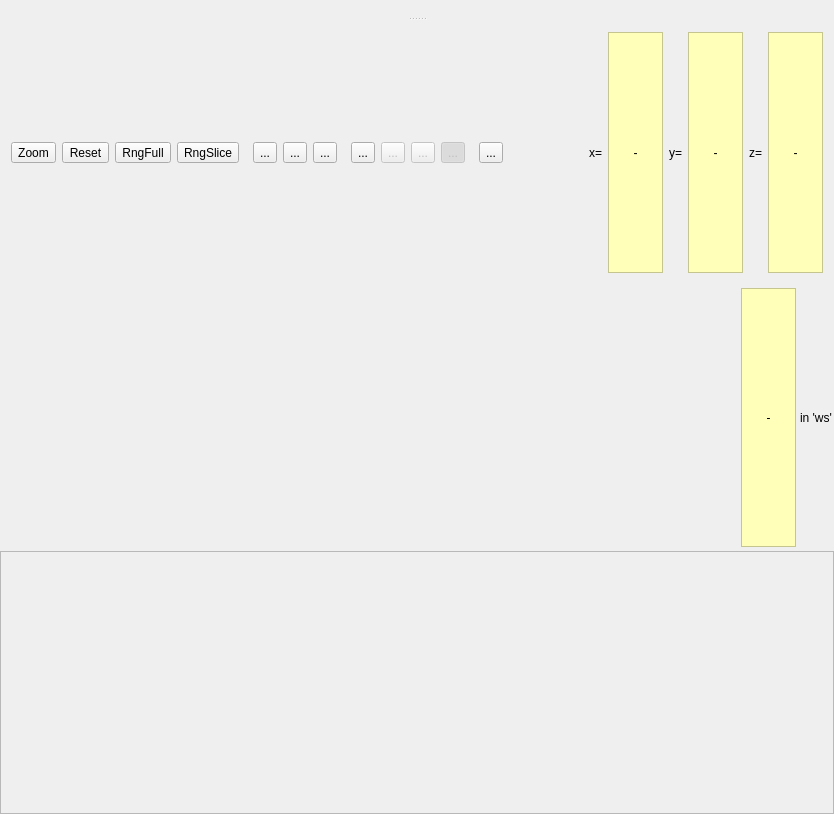
mantidproject/mantid, file Code/Mantid/MantidQt/SliceViewer/inc/MantidQtSliceViewer/SliceViewer.ui: the form before one commit.
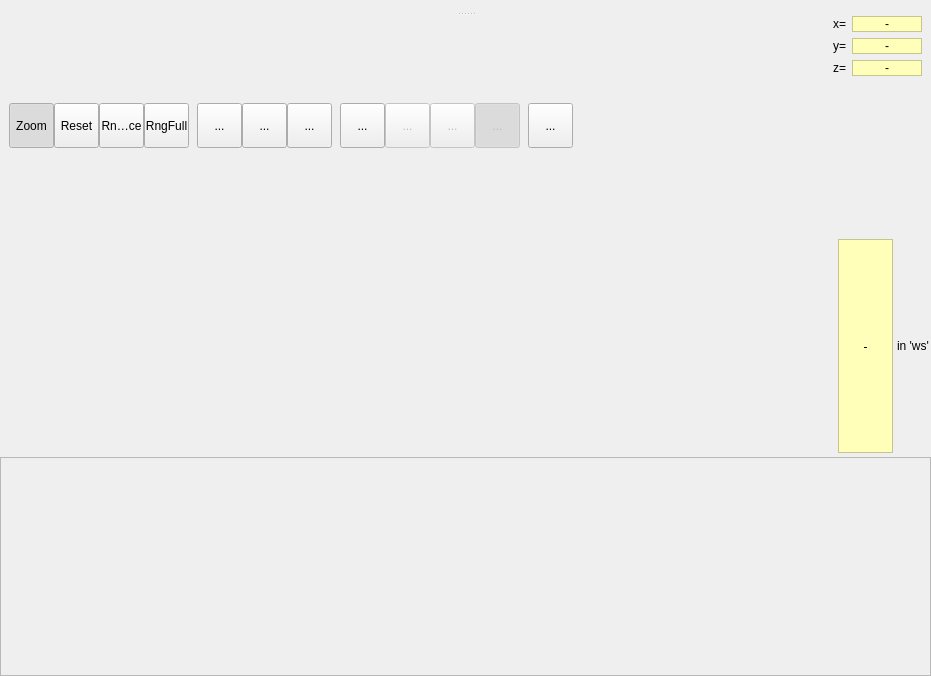
The form after the commit. Icons and pictures are not drawn. Custom widgets are drawn as their Qt base class.

Commit message: re #11341 Icon update and usability

```diff
--- a/Code/Mantid/MantidQt/SliceViewer/inc/MantidQtSliceViewer/SliceViewer.ui
+++ b/Code/Mantid/MantidQt/SliceViewer/inc/MantidQtSliceViewer/SliceViewer.ui
@@ -6,8 +6,8 @@
    <rect>
     <x>0</x>
     <y>0</y>
-    <width>834</width>
-    <height>814</height>
+    <width>931</width>
+    <height>676</height>
    </rect>
   </property>
   <property name="windowTitle">
@@ -116,18 +116,76 @@
           <enum>QFrame::Raised</enum>
          </property>
          <layout class="QHBoxLayout" name="horizontalLayout">
+          <property name="spacing">
+           <number>0</number>
+          </property>
+          <property name="leftMargin">
+           <number>9</number>
+          </property>
+          <property name="topMargin">
+           <number>0</number>
+          </property>
+          <property name="rightMargin">
+           <number>9</number>
+          </property>
+          <property name="bottomMargin">
+           <number>0</number>
+          </property>
           <item>
            <widget class="QToolButton" name="btnZoom">
             <property name="enabled">
              <bool>true</bool>
             </property>
+            <property name="minimumSize">
+             <size>
+              <width>45</width>
+              <height>45</height>
+             </size>
+            </property>
+            <property name="maximumSize">
+             <size>
+              <width>45</width>
+              <height>45</height>
+             </size>
+            </property>
+            <property name="toolTip">
+             <string>Zoom in by dragging a box</string>
+            </property>
             <property name="text">
              <string>Zoom</string>
             </property>
+            <property name="icon">
+             <iconset resource="../../icons/SliceViewerIcons.qrc">
+              <normaloff>:/SliceViewer/icons/zoom-in 32x32.png</normaloff>:/SliceViewer/icons/zoom-in 32x32.png</iconset>
+            </property>
+            <property name="iconSize">
+             <size>
+              <width>32</width>
+              <height>32</height>
+             </size>
+            </property>
+            <property name="checkable">
+             <bool>true</bool>
+            </property>
+            <property name="checked">
+             <bool>true</bool>
+            </property>
            </widget>
           </item>
           <item>
            <widget class="QToolButton" name="btnResetZoom">
+            <property name="minimumSize">
+             <size>
+              <width>45</width>
+              <height>45</height>
+             </size>
+            </property>
+            <property name="maximumSize">
+             <size>
+              <width>45</width>
+              <height>45</height>
+             </size>
+            </property>
             <property name="toolTip">
              <string>Reset the zoom to the extents of the data</string>
             </property>
@@ -140,34 +198,26 @@
             </property>
             <property name="iconSize">
              <size>
-              <width>18</width>
-              <height>18</height>
-             </size>
-            </property>
-           </widget>
-          </item>
-          <item>
-           <widget class="QToolButton" name="btnRangeFull">
-            <property name="toolTip">
-             <string>Reset the color range to the full range of the workspace</string>
-            </property>
-            <property name="text">
-             <string>RngFull</string>
-            </property>
-            <property name="icon">
-             <iconset resource="../../icons/SliceViewerIcons.qrc">
-              <normaloff>:/SliceViewer/icons/color-pallette.png</normaloff>:/SliceViewer/icons/color-pallette.png</iconset>
-            </property>
-            <property name="iconSize">
-             <size>
-              <width>18</width>
-              <height>18</height>
+              <width>32</width>
+              <height>32</height>
              </size>
             </property>
            </widget>
           </item>
           <item>
            <widget class="QToolButton" name="btnRangeSlice">
+            <property name="minimumSize">
+             <size>
+              <width>45</width>
+              <height>45</height>
+             </size>
+            </property>
+            <property name="maximumSize">
+             <size>
+              <width>45</width>
+              <height>45</height>
+             </size>
+            </property>
             <property name="toolTip">
              <string>Reset the color scale to the range of the currently visible slice</string>
             </property>
@@ -180,8 +230,40 @@
             </property>
             <property name="iconSize">
              <size>
-              <width>18</width>
-              <height>18</height>
+              <width>32</width>
+              <height>32</height>
+             </size>
+            </property>
+           </widget>
+          </item>
+          <item>
+           <widget class="QToolButton" name="btnRangeFull">
+            <property name="minimumSize">
+             <size>
+              <width>45</width>
+              <height>45</height>
+             </size>
+            </property>
+            <property name="maximumSize">
+             <size>
+              <width>45</width>
+              <height>45</height>
+             </size>
+            </property>
+            <property name="toolTip">
+             <string>Reset the color range to the full range of the data</string>
+            </property>
+            <property name="text">
+             <string>RngFull</string>
+            </property>
+            <property name="icon">
+             <iconset resource="../../icons/SliceViewerIcons.qrc">
+              <normaloff>:/SliceViewer/icons/colour zoom minus scale 32x32.png</normaloff>:/SliceViewer/icons/colour zoom minus scale 32x32.png</iconset>
+            </property>
+            <property name="iconSize">
+             <size>
+              <width>32</width>
+              <height>32</height>
              </size>
             </property>
            </widget>
@@ -204,6 +286,18 @@
           </item>
           <item>
            <widget class="QToolButton" name="btnDoLine">
+            <property name="minimumSize">
+             <size>
+              <width>45</width>
+              <height>45</height>
+             </size>
+            </property>
+            <property name="maximumSize">
+             <size>
+              <width>45</width>
+              <height>45</height>
+             </size>
+            </property>
             <property name="toolTip">
              <string>Draw a 1D integration line</string>
             </property>
@@ -216,8 +310,8 @@
             </property>
             <property name="iconSize">
              <size>
-              <width>18</width>
-              <height>18</height>
+              <width>32</width>
+              <height>32</height>
              </size>
             </property>
             <property name="checkable">
@@ -230,6 +324,18 @@
           </item>
           <item>
            <widget class="QToolButton" name="btnClearLine">
+            <property name="minimumSize">
+             <size>
+              <width>45</width>
+              <height>45</height>
+             </size>
+            </property>
+            <property name="maximumSize">
+             <size>
+              <width>45</width>
+              <height>45</height>
+             </size>
+            </property>
             <property name="toolTip">
              <string>Remove the currently drawn line</string>
             </property>
@@ -242,14 +348,26 @@
             </property>
             <property name="iconSize">
              <size>
-              <width>18</width>
-              <height>18</height>
+              <width>32</width>
+              <height>32</height>
              </size>
             </property>
            </widget>
           </item>
           <item>
            <widget class="QToolButton" name="btnSnapToGrid">
+            <property name="minimumSize">
+             <size>
+              <width>45</width>
+              <height>45</height>
+             </size>
+            </property>
+            <property name="maximumSize">
+             <size>
+              <width>45</width>
+              <height>45</height>
+             </size>
+            </property>
             <property name="toolTip">
              <string>Snap to grid when drawing line</string>
             </property>
@@ -262,8 +380,8 @@
             </property>
             <property name="iconSize">
              <size>
-              <width>18</width>
-              <height>18</height>
+              <width>32</width>
+              <height>32</height>
              </size>
             </property>
             <property name="checkable">
@@ -289,6 +407,18 @@
           </item>
           <item>
            <widget class="QToolButton" name="btnRebinMode">
+            <property name="minimumSize">
+             <size>
+              <width>45</width>
+              <height>45</height>
+             </size>
+            </property>
+            <property name="maximumSize">
+             <size>
+              <width>45</width>
+              <height>45</height>
+             </size>
+            </property>
             <property name="toolTip">
              <string>Dynamically rebin the viewed slice</string>
             </property>
@@ -301,8 +431,8 @@
             </property>
             <property name="iconSize">
              <size>
-              <width>18</width>
-              <height>18</height>
+              <width>32</width>
+              <height>32</height>
              </size>
             </property>
             <property name="checkable">
@@ -315,6 +445,21 @@
             <property name="enabled">
              <bool>false</bool>
             </property>
+            <property name="minimumSize">
+             <size>
+              <width>45</width>
+              <height>45</height>
+             </size>
+            </property>
+            <property name="maximumSize">
+             <size>
+              <width>45</width>
+              <height>45</height>
+             </size>
+            </property>
+            <property name="toolTip">
+             <string>Rebin the current view</string>
+            </property>
             <property name="text">
              <string>...</string>
             </property>
@@ -324,8 +469,8 @@
             </property>
             <property name="iconSize">
              <size>
-              <width>18</width>
-              <height>18</height>
+              <width>32</width>
+              <height>32</height>
              </size>
             </property>
            </widget>
@@ -335,6 +480,18 @@
             <property name="enabled">
              <bool>false</bool>
             </property>
+            <property name="minimumSize">
+             <size>
+              <width>45</width>
+              <height>45</height>
+             </size>
+            </property>
+            <property name="maximumSize">
+             <size>
+              <width>45</width>
+              <height>45</height>
+             </size>
+            </property>
             <property name="toolTip">
              <string>Auto rebin</string>
             </property>
@@ -347,8 +504,8 @@
             </property>
             <property name="iconSize">
              <size>
-              <width>18</width>
-              <height>18</height>
+              <width>32</width>
+              <height>32</height>
              </size>
             </property>
             <property name="checkable">
@@ -364,6 +521,18 @@
             <property name="enabled">
              <bool>false</bool>
             </property>
+            <property name="minimumSize">
+             <size>
+              <width>45</width>
+              <height>45</height>
+             </size>
+            </property>
+            <property name="maximumSize">
+             <size>
+              <width>45</width>
+              <height>45</height>
+             </size>
+            </property>
             <property name="toolTip">
              <string>Lock the rebinned workspace in place (use the refresh button to refresh)</string>
             </property>
@@ -376,8 +545,8 @@
             </property>
             <property name="iconSize">
              <size>
-              <width>18</width>
-              <height>18</height>
+              <width>32</width>
+              <height>32</height>
              </size>
             </property>
             <property name="checkable">
@@ -409,6 +578,18 @@
             <property name="enabled">
              <bool>true</bool>
             </property>
+            <property name="minimumSize">
+             <size>
+              <width>45</width>
+              <height>45</height>
+             </size>
+            </property>
+            <property name="maximumSize">
+             <size>
+              <width>45</width>
+              <height>45</height>
+             </size>
+            </property>
             <property name="toolTip">
              <string>Overlay PeaksWorkspaces</string>
             </property>
@@ -422,12 +603,12 @@
             </property>
             <property name="iconSize">
              <size>
-              <width>18</width>
-              <height>18</height>
+              <width>32</width>
+              <height>32</height>
              </size>
             </property>
             <property name="checkable">
-             <bool>false</bool>
+             <bool>true</bool>
             </property>
            </widget>
           </item>
@@ -445,17 +626,25 @@
            </spacer>
           </item>
           <item>
+           <layout class="QFormLayout" name="formLayout_3">
+            <property name="sizeConstraint">
+             <enum>QLayout::SetMinimumSize</enum>
+            </property>
+            <property name="fieldGrowthPolicy">
+             <enum>QFormLayout::FieldsStayAtSizeHint</enum>
+            </property>
+            <item row="0" column="0">
            <widget class="QLabel" name="label">
             <property name="text">
              <string>x=</string>
             </property>
            </widget>
           </item>
-          <item>
+            <item row="0" column="1">
            <widget class="QLabel" name="lblInfoX">
             <property name="minimumSize">
              <size>
-              <width>55</width>
+                <width>70</width>
               <height>0</height>
              </size>
             </property>
@@ -482,18 +671,18 @@
             </property>
            </widget>
           </item>
-          <item>
+            <item row="1" column="0">
            <widget class="QLabel" name="label_2">
             <property name="text">
              <string>y=</string>
             </property>
            </widget>
           </item>
-          <item>
+            <item row="1" column="1">
            <widget class="QLabel" name="lblInfoY">
             <property name="minimumSize">
              <size>
-              <width>55</width>
+                <width>70</width>
               <height>0</height>
              </size>
             </property>
@@ -520,18 +709,18 @@
             </property>
            </widget>
           </item>
-          <item>
+            <item row="2" column="0">
            <widget class="QLabel" name="label_3">
             <property name="text">
              <string>z=</string>
             </property>
            </widget>
           </item>
-          <item>
+            <item row="2" column="1">
            <widget class="QLabel" name="lblInfoSignal">
             <property name="minimumSize">
              <size>
-              <width>55</width>
+                <width>70</width>
               <height>0</height>
              </size>
             </property>
@@ -559,6 +748,8 @@
            </widget>
           </item>
          </layout>
+          </item>
+         </layout>
         </widget>
        </item>
        <item>
```
Left out of the diff: 77 changed lines with no effect on the pictures. Lines whose indentation alone changed are shown as unchanged. The commit also changes 34 other files.
